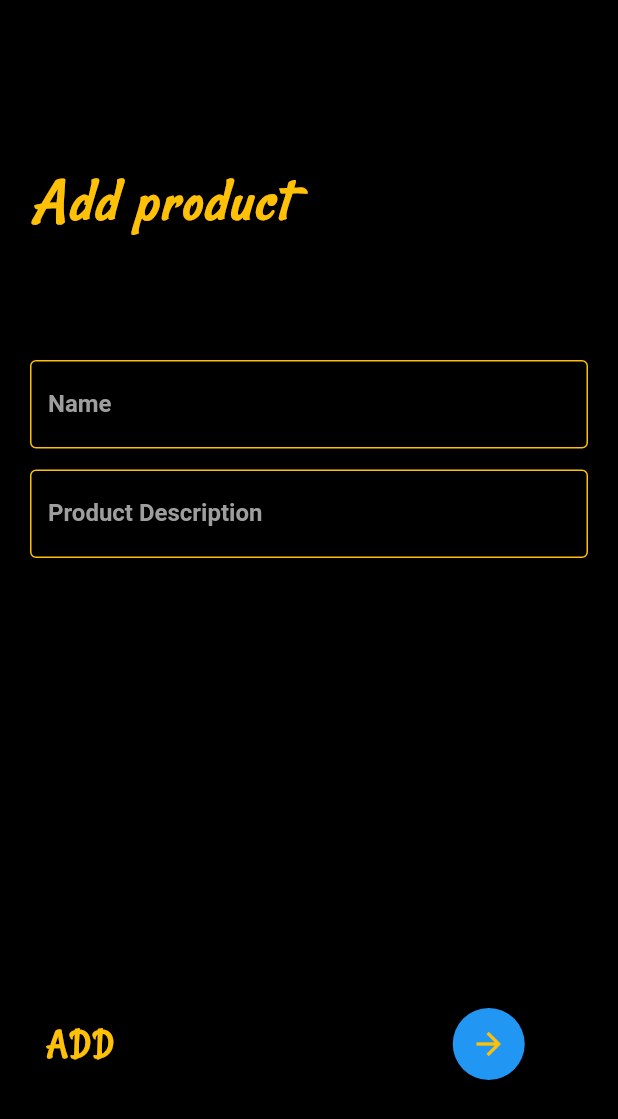
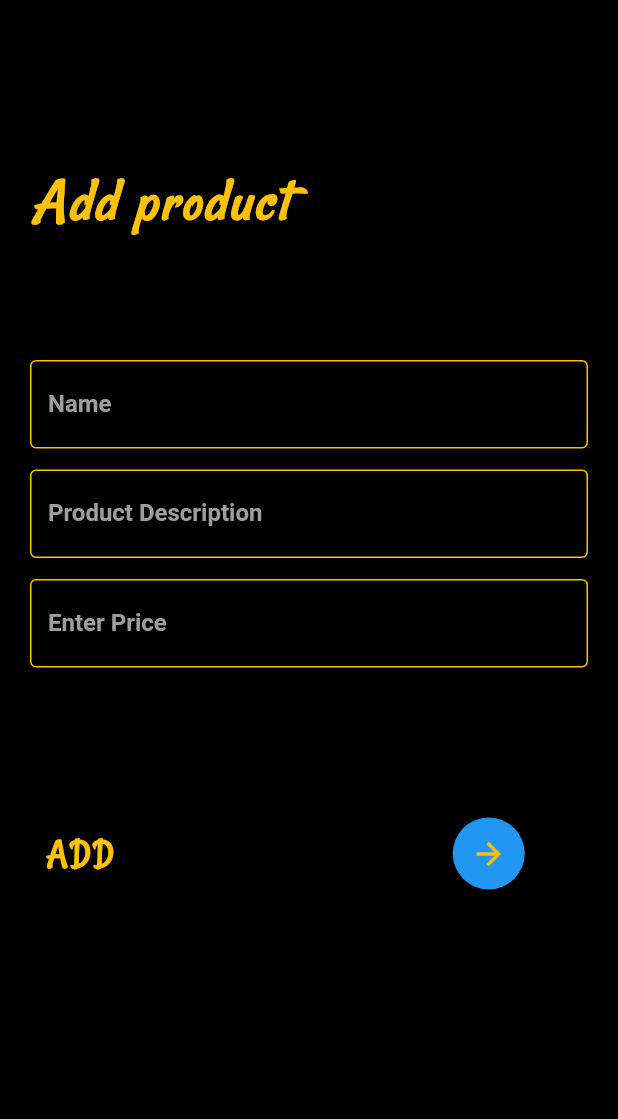
Before and after one commit to Chandresh2702/login-page, a Flutter app: the AddProduct screen opened directly, on a phone screen of 412 x 824 dp. Shown: the top 1119 px of the screen. Run offline on Flutter 3.47's test engine with Material 2 defaults, Android fonts, the phone set to English and light mode, and no system bars; our stand-ins replace carousel_slider; Roboto replaces fonts that are missing (Montserrat).

Commit message:
adding price column in adding product

```diff
--- a/E-xchange/lib/screens/add_productpage.dart
+++ b/E-xchange/lib/screens/add_productpage.dart
@@ -13,7 +13,8 @@ class _AddProductState extends State<AddProduct> {
     return Scaffold(
       backgroundColor: Colors.black,
       resizeToAvoidBottomInset: false,
-      body: Column(
+      body: SingleChildScrollView(
+        child: Column(
         crossAxisAlignment: CrossAxisAlignment.start,
         children: <Widget>[
           Container(
@@ -40,6 +41,7 @@ class _AddProductState extends State<AddProduct> {
             padding: EdgeInsets.only(left: 20, top: 80, right: 20),
             child: Column(children: <Widget>[
               TextField(
+                style: TextStyle(color: Colors.white),
                 decoration: InputDecoration(
                     enabledBorder: OutlineInputBorder(
                         borderSide: const BorderSide(color:Colors.amber)
@@ -56,6 +58,7 @@ class _AddProductState extends State<AddProduct> {
               TextFormField(
                 keyboardType: TextInputType.multiline,
                 maxLines: null,
+                style: TextStyle(color: Colors.white),
                 decoration: InputDecoration(
                     enabledBorder: OutlineInputBorder(
                         borderSide: const BorderSide(color:Colors.amber)
@@ -69,11 +72,30 @@ class _AddProductState extends State<AddProduct> {
                         fontWeight: FontWeight.bold,
                         color: Colors.grey)),
               ),
+              SizedBox(height: 14),
+              TextFormField(
+                style: TextStyle(color: Colors.white),
+                 keyboardType: TextInputType.number,
+                decoration: InputDecoration(
+                    enabledBorder: OutlineInputBorder(
+                        borderSide: const BorderSide(color:Colors.amber)
+                    ),
+                    focusedBorder: OutlineInputBorder(
+                        borderSide: const BorderSide(color:Colors.amber)
+                    ),
+                    labelText: 'Enter Price',
+                    labelStyle: TextStyle(
+                        fontFamily: 'Montserrat',
+                        fontWeight: FontWeight.bold,
+                        color: Colors.grey)),
+              ),
+
             ]),
           ),
+
           Container(
             alignment: Alignment.bottomCenter,
-            padding: EdgeInsets.only(left: 30, top: 300, right: 20, bottom: 30),
+            padding: EdgeInsets.only(left: 30, top: 100, right: 20, bottom: 30),
             child: Row(
 
               children: <Widget>[
@@ -110,6 +132,7 @@ class _AddProductState extends State<AddProduct> {
           )
         ],
       ),
+      ),
     );
   }
 }
```
